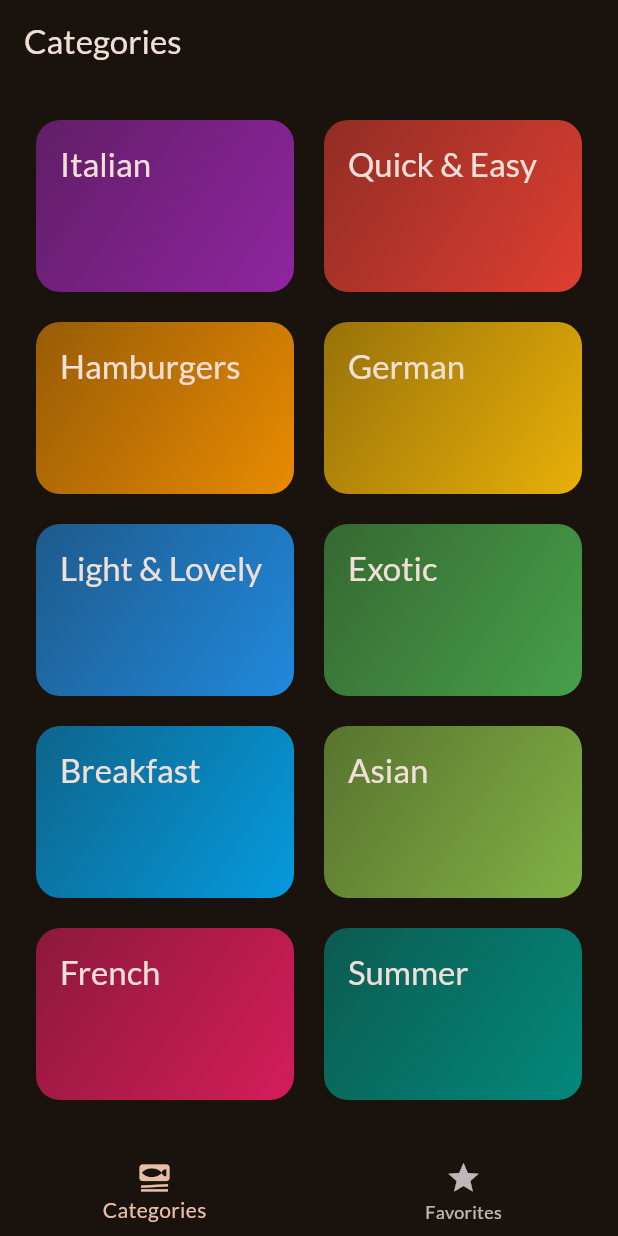
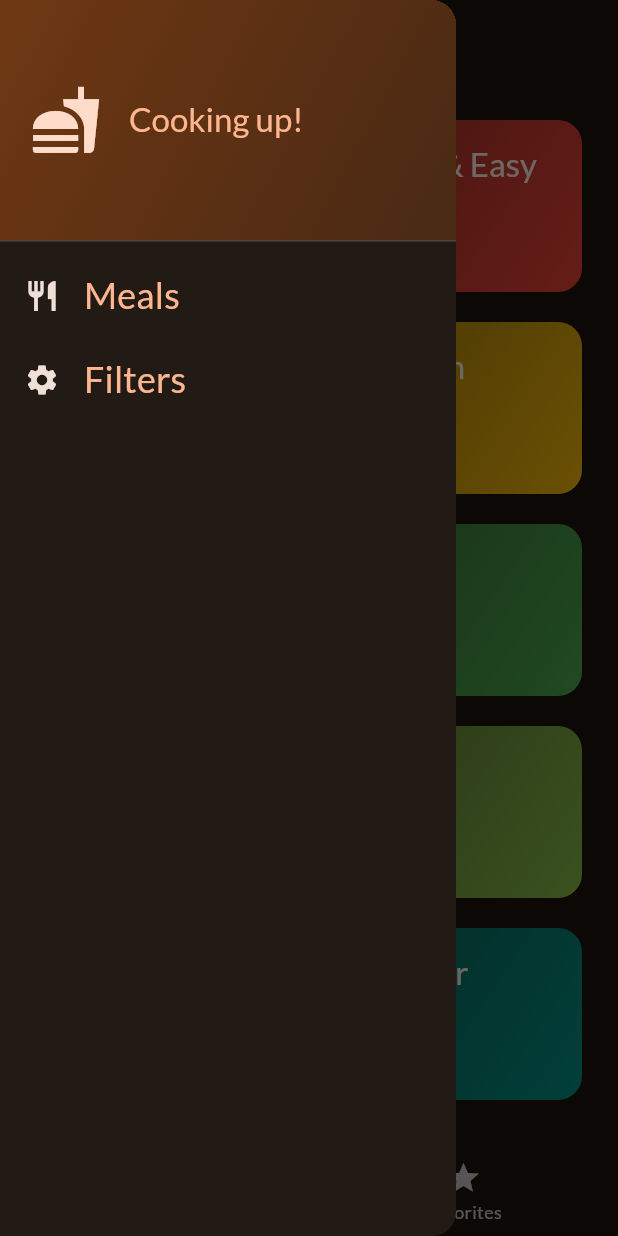
Before and after one commit to vedantheda/meals_app, a Flutter app: the screen it shows after launch, with the side drawer open (before the commit the screen has no drawer), on a phone screen of 412 x 824 dp. Run offline on Flutter 3.47's test engine with Material 2 defaults, Android fonts, the phone set to English and light mode, and no system bars; our stand-ins replace google_fonts, transparent_image.

Commit message:
Side drawer added

```diff
--- a/lib/screens/categories.dart
+++ b/lib/screens/categories.dart
@@ -1,12 +1,15 @@
 import 'package:flutter/material.dart';
 
 import 'package:meals_app/data/dummy_data.dart';
+import 'package:meals_app/models/meal.dart';
 import 'package:meals_app/widgets/category_grid_item.dart';
 import 'package:meals_app/screens/meals.dart';
 import 'package:meals_app/models/category.dart';
 
 class CategoriesScreen extends StatelessWidget {
-  const CategoriesScreen({super.key});
+  const CategoriesScreen({super.key, required this.onToggleFavorite});
+
+  final void Function(Meal meal) onToggleFavorite;
 
   void _selectCategory(BuildContext context, Category category) {
     final filteredMeals = dummyMeals
@@ -16,11 +19,12 @@ class CategoriesScreen extends StatelessWidget {
     Navigator.of(context).push(
       MaterialPageRoute(
         builder: (ctx) => MealsScreen(
+          onToggleFavorite: onToggleFavorite,
           title: category.title,
           meals: filteredMeals,
         ),
       ),
-    ); // Navigator.push(context, route)
+    );
   }
 
   @override
@@ -34,7 +38,6 @@ class CategoriesScreen extends StatelessWidget {
         mainAxisSpacing: 20,
       ),
       children: [
-        // availableCategories.map((category) => CategoryGridItem(category: category)).toList()
         for (final category in availableCategories)
           CategoryGridItem(
             category: category,
--- a/lib/screens/meals.dart
+++ b/lib/screens/meals.dart
@@ -9,15 +9,18 @@ class MealsScreen extends StatelessWidget {
     super.key,
     this.title,
     required this.meals,
+    required this.onToggleFavorite,
   });
 
   final String? title;
   final List<Meal> meals;
+  final void Function(Meal meal) onToggleFavorite;
 
   void selectMeal(BuildContext context, Meal meal) {
     Navigator.of(context).push(
       MaterialPageRoute(
         builder: (ctx) => MealDetailsScreen(
+          onToggleFavorite: onToggleFavorite,
           meal: meal,
         ),
       ),
--- a/lib/screens/tabs.dart
+++ b/lib/screens/tabs.dart
@@ -1,7 +1,11 @@
 import 'package:flutter/material.dart';
 
 import 'package:meals_app/screens/categories.dart';
+import 'package:meals_app/screens/filters.dart';
 import 'package:meals_app/screens/meals.dart';
+
+import 'package:meals_app/models/meal.dart';
+import 'package:meals_app/widgets/main_drawer.dart';
 
 class TabsScreen extends StatefulWidget {
   const TabsScreen({super.key});
@@ -15,6 +19,37 @@ class TabsScreen extends StatefulWidget {
 class _TabsScreenState extends State<TabsScreen> {
   int _selectedPageIndex = 0;
 
+  final List<Meal> _favoriteMeals = [];
+  Map<Filter, bool> _selectedFilters = {
+    Filter.glutenFree: false,
+    Filter.lactoseFree: false,
+    Filter.vegan: false,
+    Filter.vegetarian: false,
+  };
+
+  void _showInfoMessage(String message) {
+    ScaffoldMessenger.of(context).clearSnackBars();
+    ScaffoldMessenger.of(context).showSnackBar(
+      SnackBar(
+        content: Text(message),
+      ),
+    );
+  }
+
+  void _toggleFavorite(Meal meal) {
+    if (_favoriteMeals.contains(meal)) {
+      setState(() {
+        _favoriteMeals.remove(meal);
+        _showInfoMessage('Removed from favorites');
+      });
+    } else {
+      setState(() {
+        _favoriteMeals.add(meal);
+        _showInfoMessage('Added to favorites');
+      });
+    }
+  }
+
   void _selectPage(int index) {
     setState(() {
       _selectedPageIndex = index;
@@ -23,17 +58,36 @@ class _TabsScreenState extends State<TabsScreen> {
 
   @override
   Widget build(BuildContext context) {
-    Widget activePage = const CategoriesScreen();
+    Widget activePage = CategoriesScreen(
+      onToggleFavorite: _toggleFavorite,
+    );
     var activePageTitle = 'Categories';
 
     if (_selectedPageIndex == 1) {
-      activePage = const MealsScreen(meals: []);
+      activePage = MealsScreen(
+        meals: _favoriteMeals,
+        onToggleFavorite: _toggleFavorite,
+      );
       activePageTitle = 'Your Favorites';
+    }
+
+    Future<void> setScreen(String identifier) async {
+      Navigator.pop(context);
+      if (identifier == 'filters') {
+        final result = await Navigator.of(context).push<Map<Filter, bool>>(
+          MaterialPageRoute(builder: (ctx) {
+            return const FiltersScreen();
+          }),
+        );
+      }
     }
 
     return Scaffold(
       appBar: AppBar(
         title: Text(activePageTitle),
+      ),
+      drawer: MainDrawer(
+        onSelectScreen: setScreen,
       ),
       body: activePage,
       bottomNavigationBar: BottomNavigationBar(
--- /dev/null
+++ b/lib/widgets/main_drawer.dart
@@ -0,0 +1,83 @@
+import 'package:flutter/material.dart';
+
+class MainDrawer extends StatelessWidget {
+  const MainDrawer({super.key, required this.onSelectScreen});
+
+  final void Function(String identifier) onSelectScreen;
+
+  @override
+  Widget build(BuildContext context) {
+    return Drawer(
+      child: Column(
+        children: [
+          DrawerHeader(
+            padding: const EdgeInsets.all(20),
+            decoration: BoxDecoration(
+              gradient: LinearGradient(
+                colors: [
+                  Theme.of(context).colorScheme.primaryContainer,
+                  Theme.of(context)
+                      .colorScheme
+                      .primaryContainer
+                      .withOpacity(0.5),
+                ],
+                begin: Alignment.topLeft,
+                end: Alignment.bottomRight,
+              ),
+            ),
+            child: Row(
+              children: [
+                Icon(
+                  Icons.fastfood,
+                  size: 48,
+                  color: Theme.of(context).colorScheme.onPrimaryContainer,
+                ),
+                const SizedBox(width: 18),
+                Text(
+                  'Cooking up!',
+                  style: Theme.of(context).textTheme.titleLarge!.copyWith(
+                        color: Theme.of(context).colorScheme.primary,
+                      ),
+                ),
+              ],
+            ),
+          ),
+          ListTile(
+            leading: Icon(
+              Icons.restaurant,
+              size: 24,
+              color: Theme.of(context).colorScheme.onBackground,
+            ),
+            title: Text(
+              'Meals',
+              style: Theme.of(context).textTheme.titleSmall!.copyWith(
+                    color: Theme.of(context).colorScheme.primary,
+                    fontSize: 24,
+                  ),
+            ),
+            onTap: () {
+              onSelectScreen('meals');
+            },
+          ),
+          ListTile(
+            leading: Icon(
+              Icons.settings,
+              size: 24,
+              color: Theme.of(context).colorScheme.onBackground,
+            ),
+            title: Text(
+              'Filters',
+              style: Theme.of(context).textTheme.titleSmall!.copyWith(
+                    color: Theme.of(context).colorScheme.primary,
+                    fontSize: 24,
+                  ),
+            ),
+            onTap: () {
+              onSelectScreen('filters');
+            },
+          )
+        ],
+      ),
+    );
+  }
+}
```
Also changed, not shown: lib/screens/filters.dart (added, +144 -0 lines), lib/screens/meal_details.dart (+10 -0 lines).
